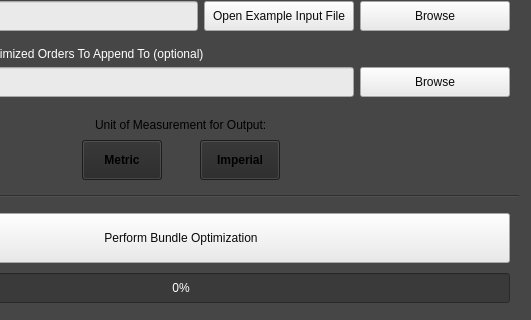
First picture: the form in src/BundleQtGui.ui, repository BraedonM/bundle-optimization, before the edit; both pictures show x 169 to 700 and y 127 to 447 of the 700 by 600 pixel window.
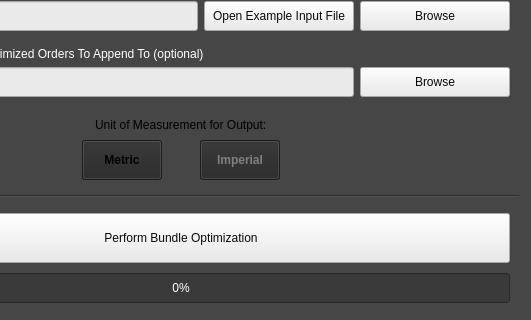
Second picture: the form after the edit.

Diff of the .ui file:
```diff
--- a/src/BundleQtGui.ui
+++ b/src/BundleQtGui.ui
@@ -463,7 +463,8 @@
             </font>
            </property>
            <property name="styleSheet">
-            <string notr="true">background-color: rgb(39, 39, 39);</string>
+            <string notr="true">background-color: rgb(39, 39, 39);
+color: rgb(127, 127, 127);</string>
            </property>
            <property name="text">
             <string>Imperial</string>
```
